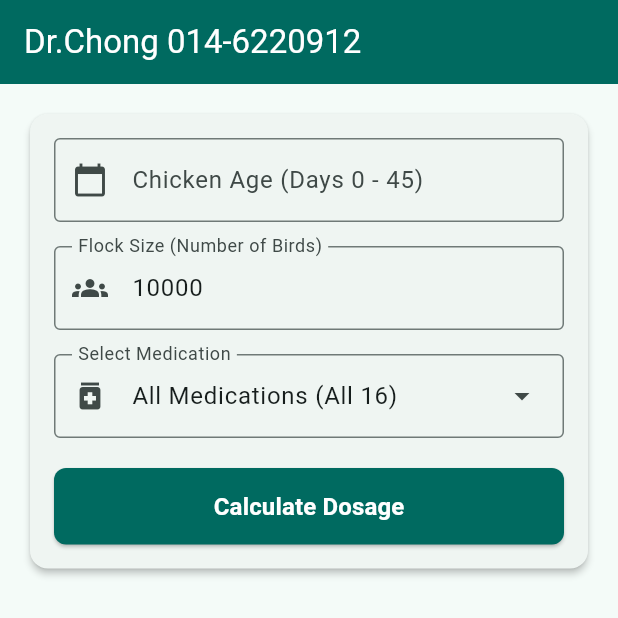
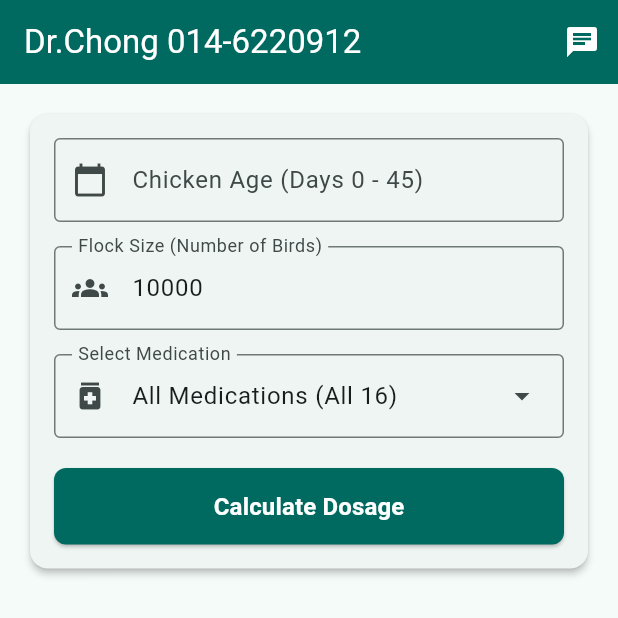
Before and after one commit to sinlee865-lang/dr_chong_poultry, a Flutter app: the screen it shows after launch, on a phone screen of 412 x 824 dp, the top half of it. Run offline on Flutter 3.47's test engine with Material 3 defaults, Android fonts, the phone set to English and light mode, and no system bars.

Commit message:
Add WhatsApp chat action to AppBar

```diff
--- a/lib/main.dart
+++ b/lib/main.dart
@@ -1,5 +1,6 @@
 import 'package:flutter/material.dart';
 import 'package:flutter/services.dart';
+import 'package:url_launcher/url_launcher.dart';
 
 void main() {
   runApp(const PoultryMedApp());
@@ -117,6 +118,14 @@ class _DosageCalculatorScreenState extends State<DosageCalculatorScreen> {
     super.dispose();
   }
 
+  // WhatsApp helper function
+  Future<void> _openWhatsApp() async {
+    final Uri whatsappUrl = Uri.parse("https://wa.me/60146220912");
+    if (!await launchUrl(whatsappUrl, mode: LaunchMode.externalApplication)) {
+      throw Exception('Could not launch WhatsApp');
+    }
+  }
+
   void _calculate() {
     if (_formKey.currentState!.validate()) {
       FocusScope.of(context).unfocus();
@@ -167,6 +176,13 @@ class _DosageCalculatorScreenState extends State<DosageCalculatorScreen> {
         title: const Text('Dr.Chong 014-6220912'),
         backgroundColor: theme.colorScheme.primary,
         foregroundColor: theme.colorScheme.onPrimary,
+        actions: [
+          IconButton(
+            icon: const Icon(Icons.chat),
+            tooltip: 'Chat on WhatsApp',
+            onPressed: _openWhatsApp,
+          ),
+        ],
       ),
       body: SingleChildScrollView(
         padding: const EdgeInsets.all(16.0),
@@ -216,7 +232,7 @@ class _DosageCalculatorScreenState extends State<DosageCalculatorScreen> {
                         ),
                         validator: (value) {
                           if (value == null || value.isEmpty) {
-return 'Please enter the flock size';
+                            return 'Please enter the flock size';
                           }
                           final flock = int.tryParse(value);
                           if (flock == null || flock <= 0) {
```
